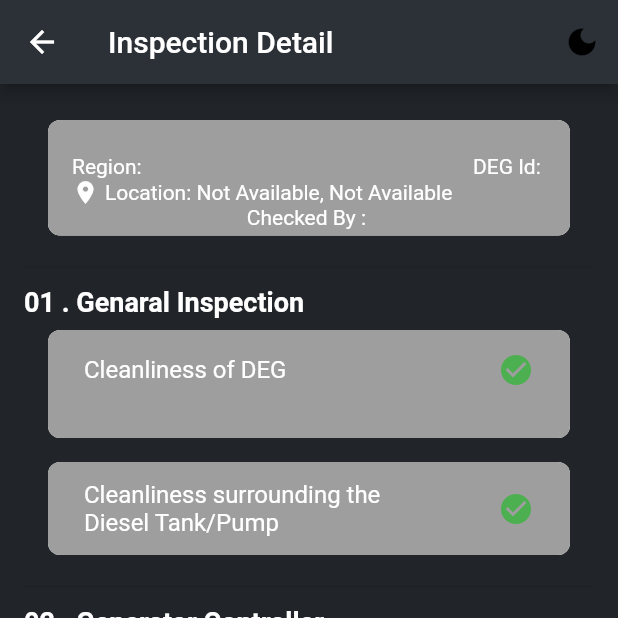
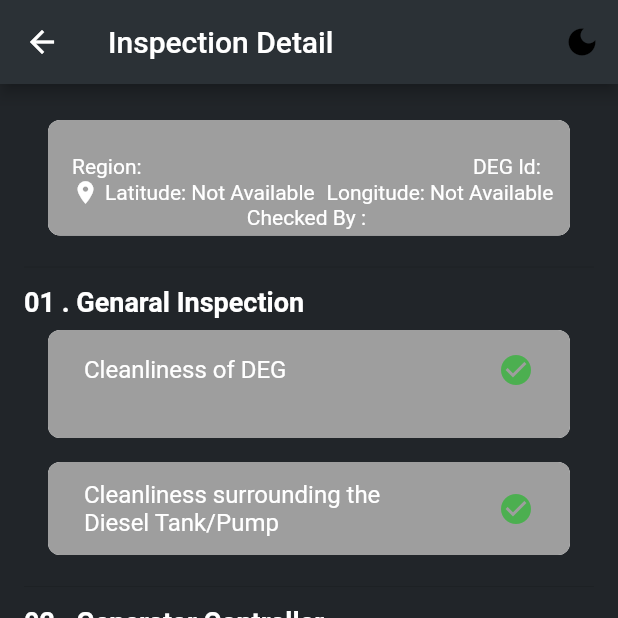
Before and after one commit to JMNaveeth/SLT_First_Project, a Flutter app: the DegInspectionDetailsPage screen opened directly with empty values, on a phone screen of 412 x 824 dp, the top half of it. Run offline on Flutter 3.47's test engine with Material 3 defaults, Android fonts, the phone set to English and light mode, and no system bars; our stand-ins replace another_flushbar, flutter_form_builder, form_builder_validators, geolocator, shared_preferences; accounts and stored records are empty.

Commit message:
Refactor: Update latitude and longitude fields to use lowercase keys and modify API endpoints for data retrieval

```diff
--- a/lib/DEGRoutineInspection/RoutineInspectionView/DEGInspectionViewData.dart
+++ b/lib/DEGRoutineInspection/RoutineInspectionView/DEGInspectionViewData.dart
@@ -104,22 +104,18 @@ class DegInspectionDetailsPage extends StatelessWidget {
                         )
                         : SizedBox.shrink(),
                          // --- ADD THIS BLOCK FOR GPS ---
-  Row(
+   Row(
   children: [
     Icon(Icons.location_on, color: customColors.subTextColor, size: 18),
     SizedBox(width: 4),
-    Expanded(
-      child: Builder(
-        builder: (context) {
-          print('View Location Data - Lat: ${inspectionData.Latitude}, Long: ${inspectionData.Longitude}');
-
-          return Text(
-            "Location: ${inspectionData.Latitude.isNotEmpty ? inspectionData.Latitude : 'Not Available'}, "
-            "${inspectionData.Longitude.isNotEmpty ? inspectionData.Longitude : 'Not Available'}",
-            style: TextStyle(color: customColors.subTextColor),
-          );
-        }
-      ),
+    Text(
+      "Latitude: ${inspectionData.latitude.isNotEmpty ? inspectionData.latitude : "Not Available"}",
+      style: TextStyle(color: customColors.subTextColor),
+    ),
+    SizedBox(width: 8),
+    Text(
+      "Longitude: ${inspectionData.longitude.isNotEmpty ? inspectionData.longitude : "Not Available"}",
+      style: TextStyle(color: customColors.subTextColor),
     ),
   ],
 ),
--- a/lib/DEGRoutineInspection/RoutineInspectionView/deg_inspection_data.dart
+++ b/lib/DEGRoutineInspection/RoutineInspectionView/deg_inspection_data.dart
@@ -29,9 +29,8 @@ class DegInspectionData {
   final String? problemStatus;
   final String DailyDEGRemarkID;
   final String last_updated;
- final String Latitude;  // Capital L
-  final String Longitude; // Capital L
-
+  final String latitude;
+  final String longitude;
 
   DegInspectionData({
     required this.DailyDEGCheckID,
@@ -64,8 +63,8 @@ class DegInspectionData {
     this.problemStatus,
     required this.DailyDEGRemarkID,
     required this.last_updated,
-    required this.Latitude,
-    required this.Longitude,
+    required this.latitude,
+    required this.longitude,
   });
 
   factory DegInspectionData.fromJson(Map<String, dynamic> json) {
@@ -100,8 +99,8 @@ class DegInspectionData {
       problemStatus: json["problemStatus"] ?? "0",
       DailyDEGRemarkID: json["DailyDEGRemarkID"] ?? '',
       last_updated: json['last_updated'] ?? '',
-      Latitude: json['Latitude'] ?? '',
-      Longitude: json['Longitude'] ?? '',
+      latitude: json['latitude'] ?? '',
+      longitude: json['longitude'] ?? '',
     );
   }
 }
@@ -127,8 +126,6 @@ class DegRemarkData {
   final String tankLeakRemark;
   final String tankSwellRemark;
   final String addiRemark;
-  final String Latitude;
-  final String Longitude;
 
   DegRemarkData({
     required this.DailyDEGRemarkID,
@@ -151,8 +148,6 @@ class DegRemarkData {
     required this.tankLeakRemark,
     required this.tankSwellRemark,
     required this.addiRemark,
-    required this.Latitude,
-    required this.Longitude,
   });
 
   factory DegRemarkData.fromJson(Map<String, dynamic> json) {
@@ -177,8 +172,6 @@ class DegRemarkData {
       tankLeakRemark: json['tankLeakRemark'] ?? '',
       tankSwellRemark: json['tankSwellRemark'] ?? '',
       addiRemark: json['addiRemark'] ?? '',
-       Latitude: json['Latitude'] ?? '',
-      Longitude: json['Longitude'] ?? '',
     );
   }
 }
@@ -191,8 +184,8 @@ class DEGDetails {
   String brand_set;
   String serial_set;
 
-  String? Latitude;
-  String? Longitude;
+  String? latitude;
+  String? longitude;
 
   DEGDetails({
     required this.ID,
@@ -201,8 +194,8 @@ class DEGDetails {
     required this.station,
     required this.brand_set,
     required this.serial_set,
-    required this.Latitude,
-    required this.Longitude,
+    required this.latitude,
+    required this.longitude,
   });
 
   factory DEGDetails.fromJson(Map<String, dynamic> json) {
@@ -213,8 +206,8 @@ class DEGDetails {
       station: json['station'] ?? "",
       brand_set: json['brand_set'] ?? "",
       serial_set: json['serial_set'] ?? "",
-      Latitude: json['Latitude'] ?? '',
-      Longitude: json['Longitude'] ?? '',
+      latitude: json['latitude'] ?? '',
+      longitude: json['longitude'] ?? '',
     );
   }
 
@@ -226,8 +219,8 @@ class DEGDetails {
       'station': station,
       'brand_set': brand_set,
       'serial_set': serial_set,
-      'Latitude': Latitude,
-      'Longitude': Longitude,
+      'latitude': latitude,
+      'longitude': longitude,
     };
   }
 }
```
Also changed, not shown: lib/DEGRoutineInspection/AddRoutineInspect/httpPostDEGInspection.dart (+19 -29 lines), lib/DEGRoutineInspection/RoutineInspectionView/httpGetDEGInspectionData.dart (+11 -55 lines).
